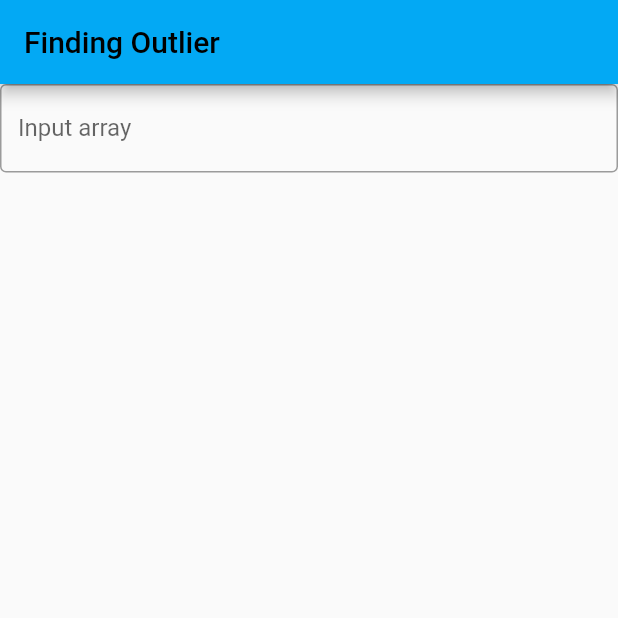
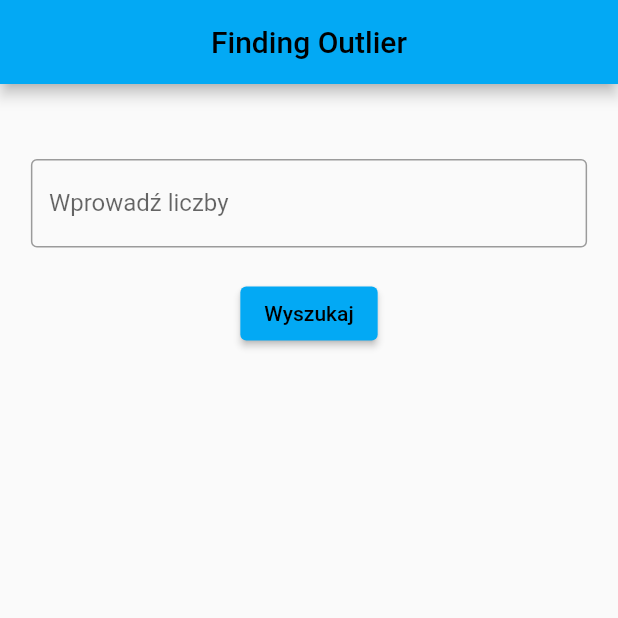
Before and after one commit to milordmariusz/Outlier-finder, a Flutter app: the screen it shows after launch, on a phone screen of 412 x 824 dp, the top half of it. Run offline on Flutter 3.47's test engine with Material 2 defaults, Android fonts, the phone set to English and light mode, and no system bars; our stand-ins replace bloc, equatable, flutter_bloc.

Commit message:
Add modifications to UI

```diff
--- a/lib/home/home.dart
+++ b/lib/home/home.dart
@@ -4,7 +4,9 @@ import 'package:flutter_bloc/flutter_bloc.dart';
 import 'bloc/home_bloc.dart';
 
 class HomePage extends StatelessWidget {
-  const HomePage({Key? key}) : super(key: key);
+  HomePage({Key? key}) : super(key: key);
+
+  final arrayController = TextEditingController();
 
   @override
   Widget build(BuildContext context) {
@@ -12,21 +14,39 @@ class HomePage extends StatelessWidget {
       create: (context) => HomeBloc(),
       child: Scaffold(
         appBar: AppBar(
-          title: const Text("Finding Outlier"),
+          title: const Center(
+            child: Text("Finding Outlier"),
+          ),
         ),
         body: BlocBuilder<HomeBloc, HomeState>(builder: (context, state) {
           if (state is HomeInitial) {
             return Column(
               children: [
-                TextField(
+                const SizedBox(
+                  height: 50,
+                ),
+                Center(
+                  child: SizedBox(
+                    width: MediaQuery.of(context).size.width * 0.9,
+                    child: TextField(
+                      controller: arrayController,
                       keyboardType: TextInputType.number,
                       decoration: const InputDecoration(
                         border: OutlineInputBorder(),
-                    labelText: 'Input array',
+                        labelText: 'Wprowadź liczby',
                       ),
                       onSubmitted: (value) => BlocProvider.of<HomeBloc>(context)
                           .add(FindOutlierEvent(value)),
-                )
+                    ),
+                  ),
+                ),
+                const SizedBox(
+                  height: 20,
+                ),
+                ElevatedButton(
+                    onPressed: () => BlocProvider.of<HomeBloc>(context)
+                        .add(FindOutlierEvent(arrayController.text)),
+                    child: const Text("Wyszukaj"))
               ],
             );
           }
@@ -36,16 +56,31 @@ class HomePage extends StatelessWidget {
             );
           }
           if (state is OutlierFoundState) {
+            return WillPopScope(
+              onWillPop: () async {
+                BlocProvider.of<HomeBloc>(context)
+                    .add(BackButtonPressedEvent());
+                return false;
+              },
+              child: Center(
+                child: Column(
+                  children: [
+                    Text(
+                      state.outlier.toString(),
+                      style: const TextStyle(fontSize: 80),
+                    ),
+                    const BackButton()
+                  ],
+                ),
+              ),
+            );
+          }
+          if (state is OutlierNotFoundState) {
             return Center(
               child: Column(
-              children: [
-                Text(state.outlier.toString()),
-                ElevatedButton(
-                    onPressed: () => BlocProvider.of<HomeBloc>(context)
-                        .add(BackButtonPressedEvent()),
-                    child: const Text("Back"))
-              ],
-            ));
+                children: [Text(state.message.toString()), const BackButton()],
+              ),
+            );
           }
           return Container();
         }),
@@ -53,3 +88,18 @@ class HomePage extends StatelessWidget {
     );
   }
 }
+
+class BackButton extends StatelessWidget {
+  const BackButton({
+    Key? key,
+  }) : super(key: key);
+
+  @override
+  Widget build(BuildContext context) {
+    return ElevatedButton(
+      onPressed: () =>
+          BlocProvider.of<HomeBloc>(context).add(BackButtonPressedEvent()),
+      child: const Text("Powrót"),
+    );
+  }
+}
--- a/lib/main.dart
+++ b/lib/main.dart
@@ -17,7 +17,7 @@ class MyApp extends StatelessWidget {
       theme: ThemeData(
         primarySwatch: Colors.lightBlue,
       ),
-      home: const HomePage(),
+      home: HomePage(),
     );
   }
 }
```
Also changed, not shown: lib/home/bloc/home_bloc.dart (+14 -6 lines). Lines whose indentation alone changed are shown as unchanged.
